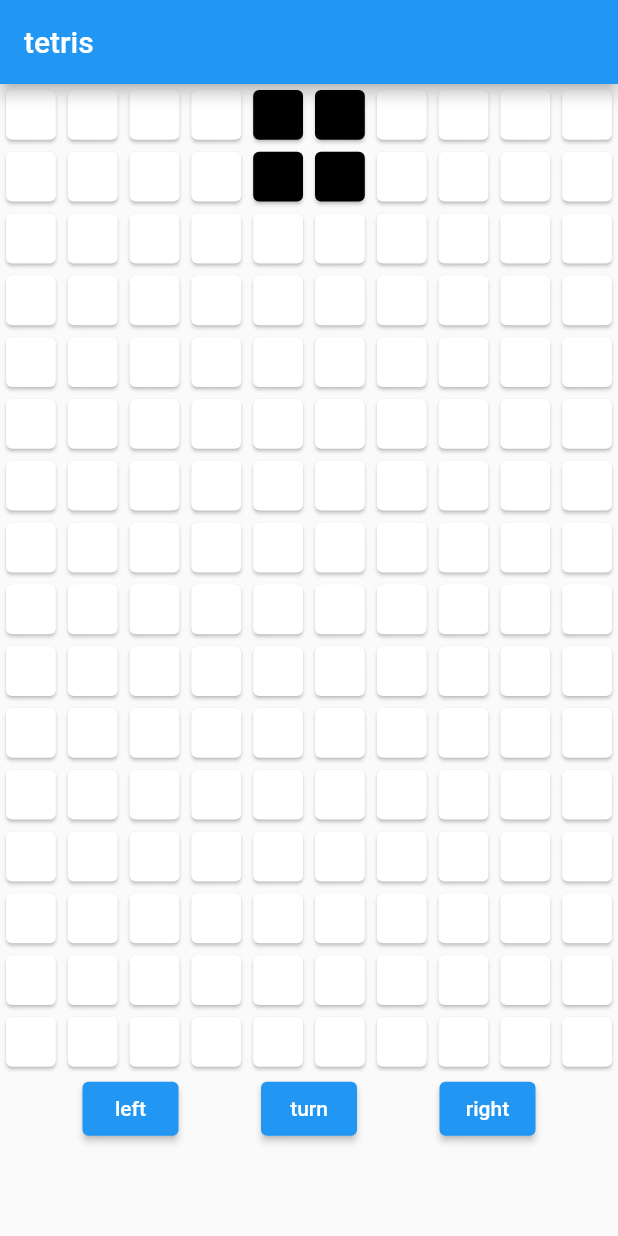
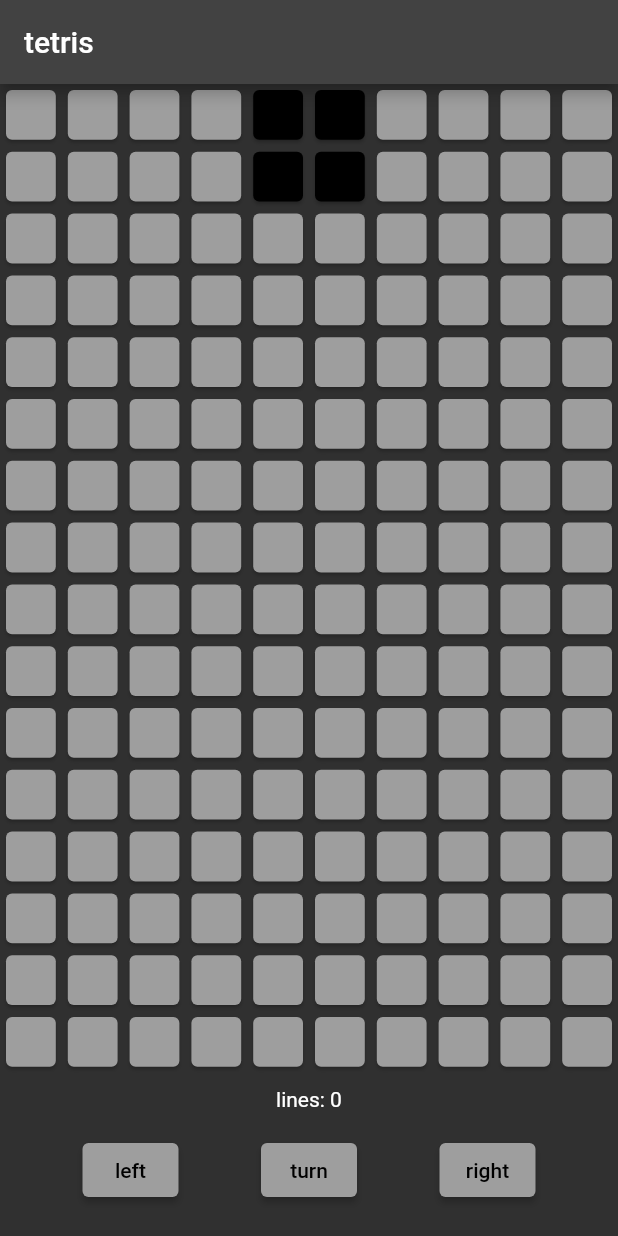
Before and after one commit to micedreams/tetris, a Flutter app: the screen it shows after launch, on a phone screen of 412 x 824 dp. Run offline on Flutter 3.47's test engine with Material 2 defaults, Android fonts, the phone set to English and light mode, and no system bars.

Commit message:
fine tune

```diff
--- a/lib/main.dart
+++ b/lib/main.dart
@@ -13,8 +13,8 @@ class MyApp extends StatelessWidget {
     return MaterialApp(
       title: 'Flutter Demo',
       theme: ThemeData(
-
-        primarySwatch: Colors.blue,
+        brightness: Brightness.dark,
+        primarySwatch: Colors.grey,
       ),
       home: const MyHomePage(),
     );
--- a/lib/my_home_page.dart
+++ b/lib/my_home_page.dart
@@ -11,11 +11,14 @@ class MyHomePage extends StatefulWidget {
 class _MyHomePageState extends State<MyHomePage> {
   TetrisFunction function = TetrisFunction();
   var str = List.filled(160, "", growable: false);
+  var lines = 0;
 
   @override
   void initState() {
+    var data = function.assignCurrentPiece();
     setState(() {
-      str = function.assignCurrentPiece();
+      str = data[0];
+      lines = data[1];
     });
     super.initState();
   }
@@ -26,14 +29,16 @@ class _MyHomePageState extends State<MyHomePage> {
         appBar: AppBar(
           title: const Text("tetris"),
         ),
-      body: ListView(
+        body: Column(
           children: [
             FutureBuilder(future: (() async {
-            await Future<void>.delayed(Duration(seconds: 1));
+              await Future<void>.delayed(const Duration(seconds: 1));
               if (function.hitBase(str)) {
-              str = function.assignCurrentPiece();
+                var data = function.assignCurrentPiece();
+                str = data[0];
+                lines = data[1];
               } else {
-              await Future<void>.delayed(Duration(seconds: 10));
+                await Future<void>.delayed(const Duration(seconds: 10));
                 setState(() {
                   str = function.moveCurrentPiece("down");
                 });
@@ -42,16 +47,24 @@ class _MyHomePageState extends State<MyHomePage> {
               return GridView.count(
                 shrinkWrap: true,
                 crossAxisCount: 10,
-              children: List.generate(160, (index) {
+                children: List.generate(str.length, (index) {
                   return GridTile(
                     child: str[index] != ""
                         ? const Card(color: Colors.black)
-                      : const Card(color: Colors.white),
+                        : const Card(color: Colors.grey),
                   );
                 }),
               );
             }),
-          Row(
+            Padding(
+              padding: const EdgeInsets.all(10.0),
+              child: Text("lines: $lines"),
+            )
+          ],
+        ),
+        bottomNavigationBar: Padding(
+          padding: const EdgeInsets.only(bottom: 20.0),
+          child: Row(
             mainAxisAlignment: MainAxisAlignment.spaceEvenly,
             children: ["left", "turn", "right"].map((entry) {
               return ElevatedButton(
@@ -63,9 +76,7 @@ class _MyHomePageState extends State<MyHomePage> {
                 child: Text(entry),
               );
             }).toList(),
-          )
-        ],
           ),
-    );
+        ));
   }
 }
--- a/lib/tetris_function.dart
+++ b/lib/tetris_function.dart
@@ -7,6 +7,7 @@ class TetrisFunction {
   var str = List.filled(160, "", growable: false);
   var currentPiece = List.filled(4, 0, growable: false);
   var nextCurrentPiece = List.filled(4, 0, growable: false);
+  var lines = 0;
   var leftEdge = [
     0,
     10,
@@ -54,16 +55,19 @@ class TetrisFunction {
   ];
 
   assignCurrentPiece() {
-    str = removeCompleteLine();
+    var data = removeCompleteLine();
+    str = data[0];
+    lines = data[1];
     currentPiece = blocks[_random.nextInt(blocks.length)];
     str = _setCurrentPiece();
-    return str;
+    return [str, lines];
   }
 
   removeCompleteLine() {
     for (var j = 0; j < str.length - 10; j = j + 10) {
       var jRow = str.sublist(j, j + 10);
       if (jRow.every((e) => e == "x")) {
+        lines = lines + 1;
         for (var i = j + 9; i > 9; i--) {
           str[i] = str[i - 10];
         }
@@ -72,7 +76,7 @@ class TetrisFunction {
         }
       }
     }
-    return str;
+    return [str, lines];
   }
 
   moveCurrentPiece(direction) {
```
Lines whose indentation alone changed are shown as unchanged.
